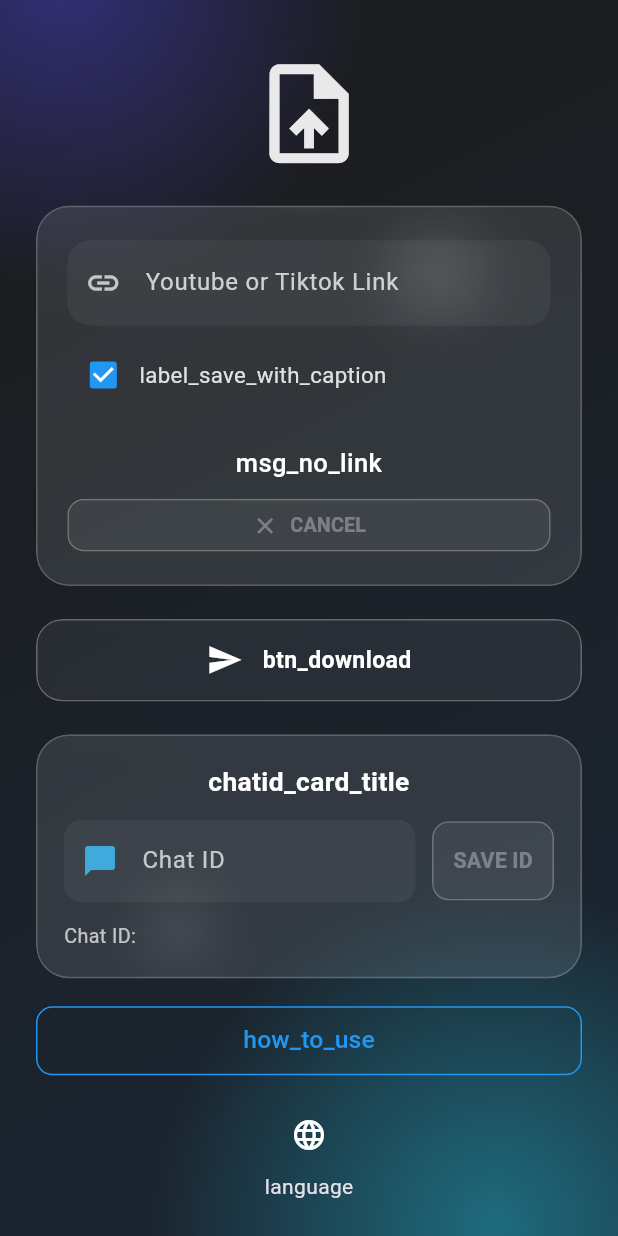
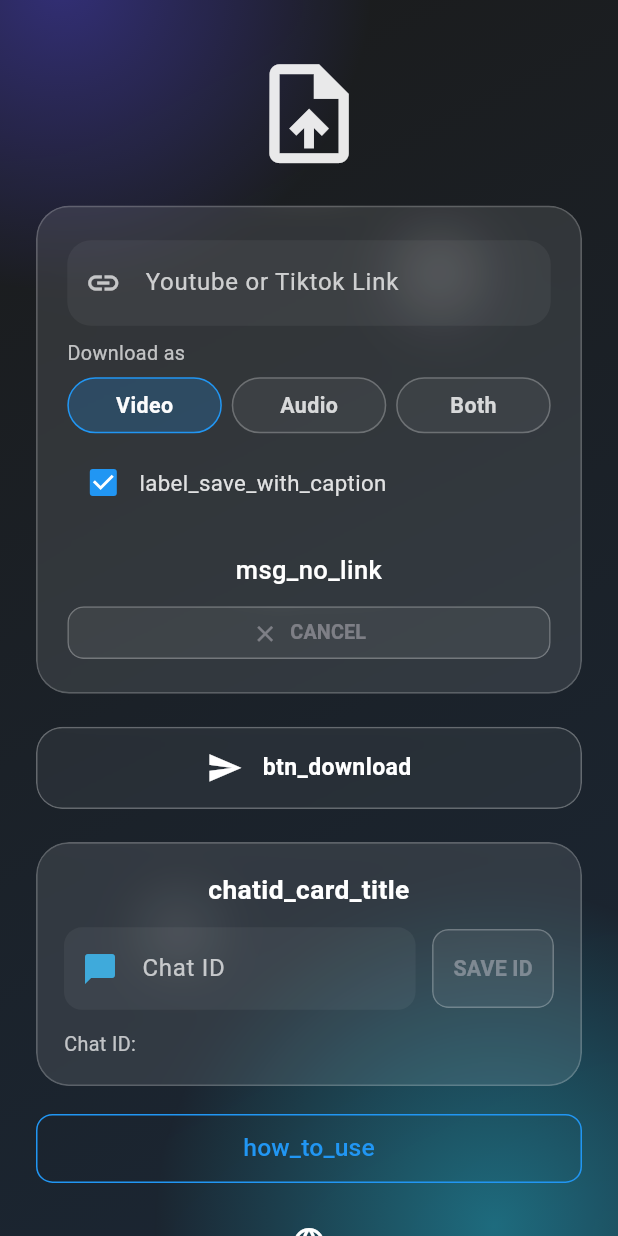
Before and after one commit to KiloMikeTango/K-Downloader, a Flutter app: the HomePage screen opened directly, after a tap on "btn_download", on a phone screen of 412 x 824 dp. Run offline on Flutter 3.47's test engine with Material 3 defaults, Android fonts, the phone set to English and light mode, and no system bars; our stand-ins replace cloud_firestore, dio, easy_localization, firebase_core, firebase_messaging, firebase_remote_config and 4 more; missing offline and left inert: ffmpeg_kit_flutter_new_https, youtube_explode_dart; accounts and stored records are empty.

Commit message:
save with audio

```diff
--- a/lib/controller/home_controller.dart
+++ b/lib/controller/home_controller.dart
@@ -14,7 +14,11 @@ import '../services/stats_service.dart';
 
 enum TransferPhase { idle, downloading, uploading }
 
+// New: what to download
+enum DownloadMode { video, audio, both }
+
 final statsServiceProvider = Provider((ref) => StatsService());
+
 final transferPhaseProvider =
     StateNotifierProvider<StateController<TransferPhase>, TransferPhase>(
   (ref) => StateController(TransferPhase.idle),
@@ -37,6 +41,11 @@ final messageProvider = StateNotifierProvider<StateController<String>, String>(
 final downloadServiceProvider = Provider((ref) => DownloadService());
 final databaseServiceProvider = Provider((ref) => DatabaseService());
 final isChatIdSavedProvider = StateProvider<bool>((ref) => false);
+
+// New: Download mode provider (default video)
+final downloadModeProvider = StateProvider<DownloadMode>(
+  (ref) => DownloadMode.video,
+);
 
 // Thumbnail URL
 final thumbnailUrlProvider =
@@ -105,7 +114,8 @@ class HomeController {
       ref.read(isChatIdSavedProvider.notifier).state = true;
       ref.read(messageProvider.notifier).state = 'msg_saved_chatid'.tr();
     } catch (_) {
-      ref.read(messageProvider.notifier).state = 'msg_error_chatid_save.'.tr();
+      ref.read(messageProvider.notifier).state =
+          'msg_error_chatid_save.'.tr();
     }
   }
 
@@ -124,7 +134,6 @@ class HomeController {
 
   // --- Caption cleaning helpers ---
 
-  // Clear caption on URL change
   void clearCaption() {
     ref.read(videoCaptionProvider.notifier).state = null;
   }
@@ -218,7 +227,6 @@ class HomeController {
   void updateThumbnailForUrl(String url) {
     final type = getLinkType(url);
 
-    // Invalidate caption when URL changes
     clearCaption();
 
     if (type == 'youtube') {
@@ -252,11 +260,18 @@ class HomeController {
       return;
     }
 
+    final mode = ref.read(downloadModeProvider);
+
+    // fresh run: reset flags + UI
+    service.resetCancelFlags();
     ref.read(downloadProgressProvider.notifier).state = 0.0;
-    ref.read(transferPhaseProvider.notifier).state = TransferPhase.downloading;
+    ref.read(transferPhaseProvider.notifier).state =
+        TransferPhase.downloading;
     ref.read(loadingProvider.notifier).state = true;
     ref.read(messageProvider.notifier).state = "msg_downloading".tr();
-    String? tempFilePath;
+
+    String? tempVideoPath;
+    String? tempAudioPath;
 
     try {
       final token = ref.read(tokenProvider);
@@ -269,75 +284,117 @@ class HomeController {
       }
 
       void onDownloadProgress(double p) {
-        ref.read(downloadProgressProvider.notifier).state = p;
+        ref.read(downloadProgressProvider.notifier).state =
+            p.clamp(0.0, 1.0);
       }
 
+      // ---- DOWNLOAD PHASE ----
       if (linkType == 'youtube') {
-        // use URL as-is, no clean
-        tempFilePath = await service.downloadVideo(
+        // Always download muxed video first.
+        tempVideoPath = await service.downloadVideo(
           url,
           onProgress: onDownloadProgress,
         );
+
+        if (mode == DownloadMode.audio || mode == DownloadMode.both) {
+          // Extract MP3 from downloaded video.
+          ref.read(downloadProgressProvider.notifier).state = 0.0;
+          tempAudioPath = await service.extractMp3FromVideo(tempVideoPath);
+
+          // If user selected Audio only, discard the video to save space.
+          if (mode == DownloadMode.audio &&
+              tempVideoPath != null &&
+              await File(tempVideoPath).exists()) {
+            await File(tempVideoPath).delete();
+            tempVideoPath = null;
+          }
+        }
       } else if (linkType == 'facebook') {
-        tempFilePath = await service.downloadFacebookVideo(
+        tempVideoPath = await service.downloadFacebookVideo(
           url,
           onProgress: onDownloadProgress,
         );
       } else if (linkType == 'tiktok') {
-        tempFilePath = await service.downloadTiktokVideo(
+        tempVideoPath = await service.downloadTiktokVideo(
           url,
           onProgress: onDownloadProgress,
         );
       }
 
+      if (tempVideoPath == null && tempAudioPath == null) {
+        throw Exception('No media downloaded for this URL / mode.');
+      }
+
       ref.read(downloadProgressProvider.notifier).state = 1.0;
 
-      ref.read(transferPhaseProvider.notifier).state = TransferPhase.uploading;
+      // ---- UPLOAD PHASE ----
+      ref.read(transferPhaseProvider.notifier).state =
+          TransferPhase.uploading;
       ref.read(downloadProgressProvider.notifier).state = 0.0;
-      ref.read(messageProvider.notifier).state =
-          "msg_uploading".tr();
 
       void onUploadProgress(double p) {
-        ref.read(downloadProgressProvider.notifier).state = p;
+        ref.read(downloadProgressProvider.notifier).state =
+            p.clamp(0.0, 1.0);
       }
 
-      // Build caption value for the service:
-      // - Checkbox OFF -> captionToSend = null (no caption field).
-      // - Checkbox ON:
-      //    - Prefer platform/user caption (videoCaptionProvider),
-      //    - Fallback to filename without .mp4.
-      String? captionToSend;
-      if (saveWithCaption) {
+      String? buildCaptionFromFile(String? path) {
+        if (!saveWithCaption) return null;
         if (userCaption != null && userCaption.trim().isNotEmpty) {
-          captionToSend = userCaption.trim();
-        } else if (tempFilePath != null) {
-          final name = tempFilePath.split('/').last;
-          captionToSend = name.replaceAll('.mp4', '');
+          return userCaption.trim();
         }
-      } else {
-        captionToSend = null;
+        if (path != null) {
+          final name = path.split('/').last;
+          return name
+              .replaceAll('.mp4', '')
+              .replaceAll('.m4a', '')
+              .replaceAll('.mp3', '');
+        }
+        return null;
       }
 
+      final isBoth = mode == DownloadMode.both;
+
+      // Video first (if any)
+      if (tempVideoPath != null) {
+        ref.read(messageProvider.notifier).state =
+            isBoth ? "Uploading video..." : "msg_uploading".tr();
+        final captionToSend = buildCaptionFromFile(tempVideoPath);
         await service.saveToBot(
-        tempFilePath!,
+          tempVideoPath,
           token,
           chatId,
           onUploadProgress,
           caption: captionToSend,
         );
+      }
+
+      // Audio second (if any)
+      if (tempAudioPath != null) {
+        ref.read(downloadProgressProvider.notifier).state = 0.0;
+        ref.read(messageProvider.notifier).state =
+            isBoth ? "Uploading audio..." : "msg_uploading".tr();
+        final captionToSend = buildCaptionFromFile(tempAudioPath);
+        await service.saveAudioToBot(
+          tempAudioPath,
+          token,
+          chatId,
+          onUploadProgress,
+          caption: captionToSend,
+        );
+      }
 
       ref.read(downloadProgressProvider.notifier).state = 1.0;
-      ref.read(messageProvider.notifier).state =
-          "msg_successed".tr();
+      ref.read(messageProvider.notifier).state = "msg_successed".tr();
 
       try {
-        final linkType = getLinkType(url);
-        await ref.read(statsServiceProvider).incrementPlatform(linkType);
+        final linkTypeValue = getLinkType(url);
+        await ref
+            .read(statsServiceProvider)
+            .incrementPlatform(linkTypeValue);
       } catch (_) {
         // ignore analytics errors
       }
 
-      // clear UI state
       ref.read(thumbnailUrlProvider.notifier).state = null;
       ref.read(videoCaptionProvider.notifier).state = null;
       ref.read(urlProvider.notifier).state = '';
@@ -345,23 +402,24 @@ class HomeController {
       final msg = e.toString();
 
       String userMessage;
-
       if (msg.contains('CANCELLED')) {
         userMessage = "msg_error_cancelled".tr();
       } else if (msg.contains('Chat ID')) {
         userMessage = "msg_error_chat_id".tr();
-      } else if (msg.contains('Network') || msg.contains('SocketException')) {
+      } else if (msg.contains('Network') ||
+          msg.contains('SocketException')) {
         userMessage = "msg_error_network".tr();
-      } else if (msg.contains('TikTok') || msg.contains('Facebook')) {
-        userMessage = "msg_error_unknown".tr();
       } else {
-        userMessage = "msg_error_unknown".tr();
+        userMessage = "msg_error_unknown".tr() + ' ($msg)';
       }
 
       ref.read(messageProvider.notifier).state = userMessage;
 
-      if (tempFilePath != null && await File(tempFilePath).exists()) {
-        await File(tempFilePath).delete();
+      if (tempVideoPath != null && await File(tempVideoPath).exists()) {
+        await File(tempVideoPath).delete();
+      }
+      if (tempAudioPath != null && await File(tempAudioPath).exists()) {
+        await File(tempAudioPath).delete();
       }
 
       ref.read(thumbnailUrlProvider.notifier).state = null;
@@ -374,7 +432,13 @@ class HomeController {
     }
   }
 
-  void handleCancel(DownloadService service) {
+  void handleCancel() {
+    final service = ref.read(downloadServiceProvider);
     service.cancelActiveOperation();
+
+    ref.read(messageProvider.notifier).state = "msg_error_cancelled".tr();
+    ref.read(transferPhaseProvider.notifier).state = TransferPhase.idle;
+    ref.read(loadingProvider.notifier).state = false;
+    ref.read(downloadProgressProvider.notifier).state = 0.0;
   }
 }
--- a/lib/screens/home_page.dart
+++ b/lib/screens/home_page.dart
@@ -200,12 +200,45 @@ class _HomePageState extends ConsumerState<HomePage>
     );
   }
 
+  Widget _buildModeChip(
+    BuildContext context, {
+    required String label,
+    required bool selected,
+    required double scale,
+  }) {
+    return Container(
+      padding: EdgeInsets.symmetric(vertical: _responsivePadding(context, 7)),
+      decoration: BoxDecoration(
+        borderRadius: BorderRadius.circular(999 * scale),
+        color: selected
+            ? kPrimaryColor.withOpacity(0.22)
+            : Colors.white.withOpacity(0.05),
+        border: Border.all(
+          color: selected ? kPrimaryColor : Colors.white.withOpacity(0.25),
+          width: 1.0,
+        ),
+      ),
+      child: Center(
+        child: Text(
+          label,
+          style: _responsiveTextStyle(
+            context,
+            size: 13,
+            weight: FontWeight.w600,
+            color: Colors.white.withOpacity(selected ? 0.98 : 0.8),
+          ),
+        ),
+      ),
+    );
+  }
+
   Widget _buildLinkCard(BuildContext context, double width) {
     final isLoading = ref.watch(loadingProvider);
     final message = ref.watch(messageProvider);
     final progress = ref.watch(downloadProgressProvider);
     final phase = ref.watch(transferPhaseProvider);
     final saveWithCaption = ref.watch(saveWithCaptionProvider);
+    final mode = ref.watch(downloadModeProvider);
 
     final percent = (progress * 100).clamp(0, 100).toInt();
 
@@ -217,6 +250,10 @@ class _HomePageState extends ConsumerState<HomePage>
     };
 
     final scale = _mediaScale(context);
+
+    final isVideo = mode == DownloadMode.video;
+    final isAudio = mode == DownloadMode.audio;
+    final isBoth = mode == DownloadMode.both;
 
     return GlassContainer(
       blur: 18,
@@ -277,6 +314,65 @@ class _HomePageState extends ConsumerState<HomePage>
               ref.read(urlProvider.notifier).state = cleaned;
               _controller.updateThumbnailForUrl(cleaned);
             },
+          ),
+          SizedBox(height: _responsivePadding(context, 8)),
+          // Download type selector
+          Text(
+            "Download as",
+            style: _responsiveTextStyle(
+              context,
+              size: 12,
+              color: Colors.white.withOpacity(0.7),
+            ),
+          ),
+          SizedBox(height: 6 * scale),
+          Row(
+            children: [
+              Expanded(
+                child: GestureDetector(
+                  onTap: isLoading
+                      ? null
+                      : () => ref.read(downloadModeProvider.notifier).state =
+                            DownloadMode.video,
+                  child: _buildModeChip(
+                    context,
+                    label: "Video",
+                    selected: isVideo,
+                    scale: scale,
+                  ),
+                ),
+              ),
+              SizedBox(width: 6 * scale),
+              Expanded(
+                child: GestureDetector(
+                  onTap: isLoading
+                      ? null
+                      : () => ref.read(downloadModeProvider.notifier).state =
+                            DownloadMode.audio,
+                  child: _buildModeChip(
+                    context,
+                    label: "Audio",
+                    selected: isAudio,
+                    scale: scale,
+                  ),
+                ),
+              ),
+              SizedBox(width: 6 * scale),
+              Expanded(
+                child: GestureDetector(
+                  onTap: isLoading
+                      ? null
+                      : () => ref.read(downloadModeProvider.notifier).state =
+                            DownloadMode.both,
+                  child: _buildModeChip(
+                    context,
+                    label: "Both",
+                    selected: isBoth,
+                    scale: scale,
+                  ),
+                ),
+              ),
+            ],
           ),
           SizedBox(height: _responsivePadding(context, 8)),
           Row(
@@ -361,11 +457,9 @@ class _HomePageState extends ConsumerState<HomePage>
                     ),
                   ),
                   child: TextButton.icon(
-                    onPressed: isDownloading
-                        ? () => _controller.handleCancel(
-                            ref.read(downloadServiceProvider),
-                          )
-                        : null,
+                  onPressed: isDownloading ? _controller.handleCancel : null,
+
+
                     style: TextButton.styleFrom(
                       foregroundColor: Colors.white,
                       padding: EdgeInsets.symmetric(horizontal: 12 * scale),
--- a/pubspec.yaml
+++ b/pubspec.yaml
@@ -28,6 +28,7 @@ dependencies:
   cloud_firestore: ^5.6.12
   change_app_package_name: ^1.5.0
   easy_localization: ^3.0.8
+  ffmpeg_kit_flutter_new_https: ^2.1.0
 
 dev_dependencies:
   android_notification_icons:
```
Also changed, not shown: lib/services/download_service.dart (+139 -21 lines), pubspec.lock, 2 other files. Lines whose indentation alone changed are shown as unchanged.
